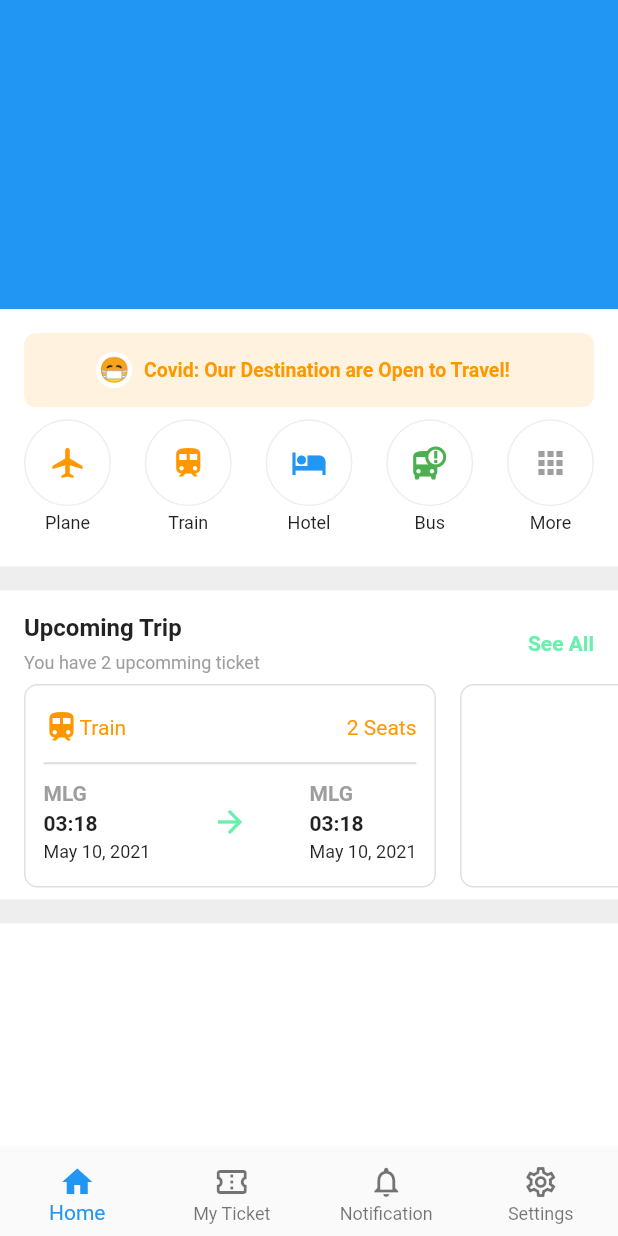
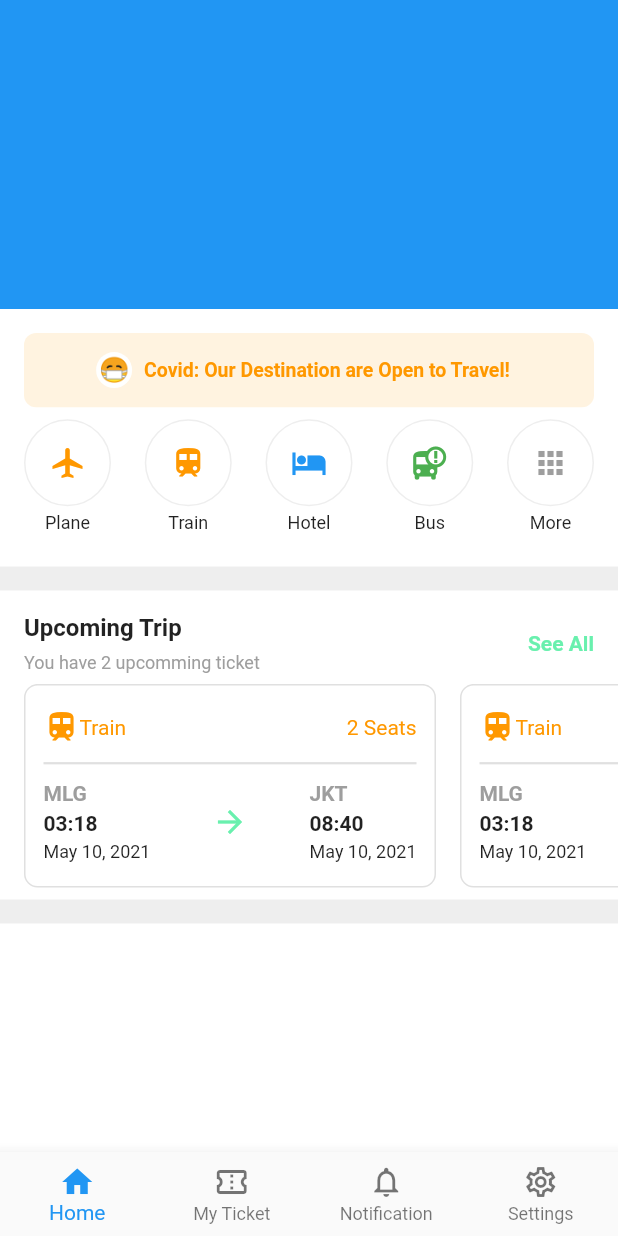
Before and after one commit to JAICHANGPARK/flutter_notebook_11th_story, a Flutter app: the screen it shows after launch, on a phone screen of 412 x 824 dp. Run offline on Flutter 3.47's test engine with Material 2 defaults, Android fonts, the phone set to English and light mode, and no system bars; our stand-ins replace backdrop, badges, flutter_inner_drawer, flutter_slidable, google_fonts.

Commit message:
Update ticket_booking_home_page.dart

```diff
--- a/lib/ep710_ticket_booking_app/ticket_booking_home_page.dart
+++ b/lib/ep710_ticket_booking_app/ticket_booking_home_page.dart
@@ -299,13 +299,13 @@ class _TicketBookingHomePageState extends State<TicketBookingHomePage> {
                                           crossAxisAlignment: CrossAxisAlignment.start,
                                           children: [
                                             Text(
-                                              "MLG",
+                                              "JKT",
                                               style: TextStyle(color: Colors.grey, fontWeight: FontWeight.bold),
                                             ),
                                             Padding(
                                               padding: const EdgeInsets.symmetric(vertical: 4),
                                               child: Text(
-                                                "03:18",
+                                                "08:40",
                                                 style: TextStyle(
                                                   fontWeight: FontWeight.bold,
                                                 ),
@@ -330,7 +330,89 @@ class _TicketBookingHomePageState extends State<TicketBookingHomePage> {
                                       color: Colors.grey[300],
                                     ),
                                     borderRadius: BorderRadius.circular(9)),
-                              )
+                                padding: EdgeInsets.all(12),
+                                child: Column(
+                                  crossAxisAlignment: CrossAxisAlignment.start,
+                                  mainAxisAlignment: MainAxisAlignment.spaceEvenly,
+                                  children: [
+                                    Row(
+                                      children: [
+                                        Icon(
+                                          Icons.train,
+                                          color: Colors.orange,
+                                        ),
+                                        Text(
+                                          "Train",
+                                          style: TextStyle(color: Colors.orange),
+                                        ),
+                                        Spacer(),
+                                        Text(
+                                          "2 Seats",
+                                          style: TextStyle(color: Colors.orange),
+                                        )
+                                      ],
+                                    ),
+                                    Divider(
+                                      color: Colors.grey[300],
+                                      thickness: 1.5,
+                                    ),
+                                    Row(
+                                      mainAxisAlignment: MainAxisAlignment.spaceBetween,
+                                      crossAxisAlignment: CrossAxisAlignment.center,
+                                      children: [
+                                        Column(
+                                          crossAxisAlignment: CrossAxisAlignment.start,
+                                          children: [
+                                            Text(
+                                              "MLG",
+                                              style: TextStyle(color: Colors.grey, fontWeight: FontWeight.bold),
+                                            ),
+                                            Padding(
+                                              padding: const EdgeInsets.symmetric(vertical: 4),
+                                              child: Text(
+                                                "03:18",
+                                                style: TextStyle(
+                                                  fontWeight: FontWeight.bold,
+                                                ),
+                                              ),
+                                            ),
+                                            Text(
+                                              "May 10, 2021",
+                                              style: TextStyle(fontSize: 12),
+                                            )
+                                          ],
+                                        ),
+                                        Icon(
+                                          Icons.arrow_forward,
+                                          color: Colors.greenAccent,
+                                        ),
+                                        Column(
+                                          crossAxisAlignment: CrossAxisAlignment.start,
+                                          children: [
+                                            Text(
+                                              "JKT",
+                                              style: TextStyle(color: Colors.grey, fontWeight: FontWeight.bold),
+                                            ),
+                                            Padding(
+                                              padding: const EdgeInsets.symmetric(vertical: 4),
+                                              child: Text(
+                                                "08:40",
+                                                style: TextStyle(
+                                                  fontWeight: FontWeight.bold,
+                                                ),
+                                              ),
+                                            ),
+                                            Text(
+                                              "May 10, 2021",
+                                              style: TextStyle(fontSize: 12),
+                                            )
+                                          ],
+                                        ),
+                                      ],
+                                    ),
+                                  ],
+                                ),
+                              ),
                             ],
                           )),
                     ],
```
